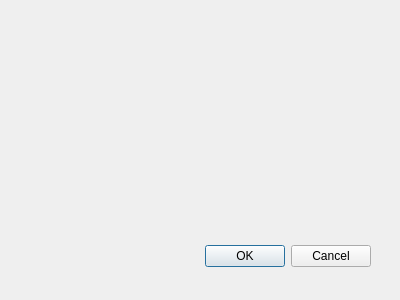
MonetDBSolutions/MonetDB-QGIS, file MonetDBeConnector_dialog_base.ui: the form before one commit.
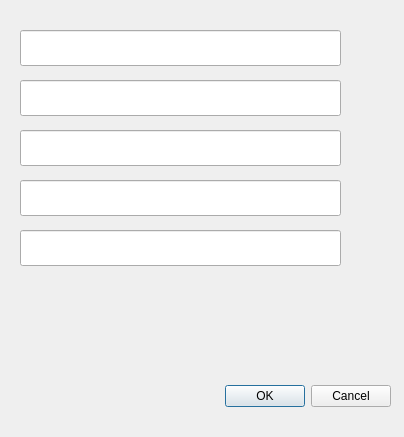
The form after the commit.

Commit message: fix linestring parsing

```diff
--- a/MonetDBeConnector_dialog_base.ui
+++ b/MonetDBeConnector_dialog_base.ui
@@ -1,22 +1,22 @@
 <ui version="4.0" >
  <class>MonetDBeConnectorDialogBase</class>
- <widget class="QDialog" name="MonetDBeConnectorDialogBase" >
-  <property name="geometry" >
+ <widget class="QDialog" name="MonetDBeConnectorDialogBase">
+  <property name="geometry">
    <rect>
     <x>0</x>
     <y>0</y>
-    <width>400</width>
-    <height>300</height>
+    <width>404</width>
+    <height>437</height>
    </rect>
   </property>
   <property name="windowTitle" >
    <string>MonetDBeConnector</string>
   </property>
-  <widget class="QDialogButtonBox" name="button_box" >
-   <property name="geometry" >
+  <widget class="QDialogButtonBox" name="button_box">
+   <property name="geometry">
     <rect>
-     <x>30</x>
-     <y>240</y>
+     <x>50</x>
+     <y>380</y>
      <width>341</width>
      <height>32</height>
     </rect>
@@ -28,6 +28,56 @@
     <set>QDialogButtonBox::Cancel|QDialogButtonBox::Ok</set>
    </property>
   </widget>
+  <widget class="QLineEdit" name="lineEdit">
+   <property name="geometry">
+    <rect>
+     <x>20</x>
+     <y>30</y>
+     <width>321</width>
+     <height>36</height>
+    </rect>
+   </property>
+  </widget>
+  <widget class="QLineEdit" name="lineEdit_2">
+   <property name="geometry">
+    <rect>
+     <x>20</x>
+     <y>80</y>
+     <width>321</width>
+     <height>36</height>
+    </rect>
+   </property>
+  </widget>
+  <widget class="QLineEdit" name="lineEdit_3">
+   <property name="geometry">
+    <rect>
+     <x>20</x>
+     <y>130</y>
+     <width>321</width>
+     <height>36</height>
+    </rect>
+   </property>
+  </widget>
+  <widget class="QLineEdit" name="lineEdit_4">
+   <property name="geometry">
+    <rect>
+     <x>20</x>
+     <y>180</y>
+     <width>321</width>
+     <height>36</height>
+    </rect>
+   </property>
+  </widget>
+  <widget class="QLineEdit" name="lineEdit_5">
+   <property name="geometry">
+    <rect>
+     <x>20</x>
+     <y>230</y>
+     <width>321</width>
+     <height>36</height>
+    </rect>
+   </property>
+  </widget>
  </widget>
  <resources/>
  <connections>
```
Left out of the diff: 33 changed lines with no effect on the pictures. The commit also changes 2 other files.
